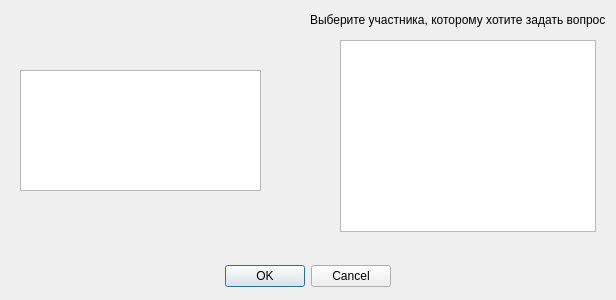
Avedik/Desktop-application-IEducation, file Client/jeducation-v0.1/ask.ui: the form before one commit.
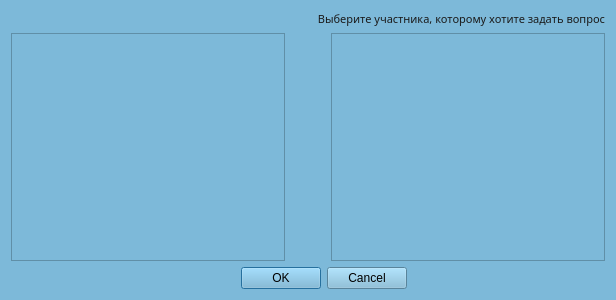
The form after the commit.

Commit message: Отредактировал дизайн во всех окнах и добавил компоновку

```diff
--- a/Client/jeducation-v0.1/ask.ui
+++ b/Client/jeducation-v0.1/ask.ui
@@ -10,58 +10,120 @@
     <height>300</height>
    </rect>
   </property>
+  <property name="minimumSize">
+   <size>
+    <width>600</width>
+    <height>300</height>
+   </size>
+  </property>
   <property name="windowTitle">
    <string>Задать вопрос</string>
   </property>
-  <widget class="QDialogButtonBox" name="buttonBox">
-   <property name="geometry">
-    <rect>
-     <x>50</x>
-     <y>260</y>
-     <width>341</width>
-     <height>32</height>
-    </rect>
-   </property>
-   <property name="orientation">
-    <enum>Qt::Horizontal</enum>
-   </property>
-   <property name="standardButtons">
-    <set>QDialogButtonBox::Cancel|QDialogButtonBox::Ok</set>
-   </property>
-  </widget>
-  <widget class="QTextEdit" name="textEdit">
-   <property name="geometry">
-    <rect>
-     <x>20</x>
-     <y>70</y>
-     <width>241</width>
-     <height>121</height>
-    </rect>
-   </property>
-  </widget>
-  <widget class="QTableWidget" name="usersTable">
-   <property name="geometry">
-    <rect>
-     <x>340</x>
-     <y>40</y>
-     <width>256</width>
-     <height>192</height>
-    </rect>
-   </property>
-  </widget>
-  <widget class="QLabel" name="label">
-   <property name="geometry">
-    <rect>
-     <x>310</x>
-     <y>10</y>
-     <width>301</width>
-     <height>20</height>
-    </rect>
-   </property>
-   <property name="text">
-    <string>Выберите участника, которому хотите задать вопрос</string>
-   </property>
-  </widget>
+  <property name="styleSheet">
+   <string notr="true">background-color: rgb(125, 185, 217);
+</string>
+  </property>
+  <layout class="QVBoxLayout" name="verticalLayout_4">
+   <item>
+    <widget class="QLabel" name="label">
+     <property name="font">
+      <font>
+       <family>Bahnschrift</family>
+       <pointsize>8</pointsize>
+      </font>
+     </property>
+     <property name="styleSheet">
+      <string notr="true">color: rgb(26, 26, 26);</string>
+     </property>
+     <property name="text">
+      <string>Выберите участника, которому хотите задать вопрос</string>
+     </property>
+     <property name="alignment">
+      <set>Qt::AlignRight|Qt::AlignTrailing|Qt::AlignVCenter</set>
+     </property>
+    </widget>
+   </item>
+   <item>
+    <layout class="QVBoxLayout" name="verticalLayout_3">
+     <item>
+      <layout class="QHBoxLayout" name="horizontalLayout">
+       <item>
+        <widget class="QTextEdit" name="textEdit"/>
+       </item>
+       <item>
+        <spacer name="horizontalSpacer">
+         <property name="orientation">
+          <enum>Qt::Horizontal</enum>
+         </property>
+         <property name="sizeType">
+          <enum>QSizePolicy::Fixed</enum>
+         </property>
+         <property name="sizeHint" stdset="0">
+          <size>
+           <width>40</width>
+           <height>20</height>
+          </size>
+         </property>
+        </spacer>
+       </item>
+       <item>
+        <widget class="QTableWidget" name="usersTable"/>
+       </item>
+      </layout>
+     </item>
+    </layout>
+   </item>
+   <item>
+    <layout class="QHBoxLayout" name="horizontalLayout_2">
+     <item>
+      <spacer name="horizontalSpacer_3">
+       <property name="orientation">
+        <enum>Qt::Horizontal</enum>
+       </property>
+       <property name="sizeHint" stdset="0">
+        <size>
+         <width>40</width>
+         <height>20</height>
+        </size>
+       </property>
+      </spacer>
+     </item>
+     <item>
+      <layout class="QVBoxLayout" name="verticalLayout_2">
+       <item>
+        <widget class="QDialogButtonBox" name="buttonBox">
+         <property name="font">
+          <font>
+           <family>Bahnschrift</family>
+           <pointsize>10</pointsize>
+          </font>
+         </property>
+         <property name="orientation">
+          <enum>Qt::Horizontal</enum>
+         </property>
+         <property name="standardButtons">
+          <set>QDialogButtonBox::Cancel|QDialogButtonBox::Ok</set>
+         </property>
+        </widget>
+       </item>
+      </layout>
+     </item>
+     <item>
+      <spacer name="horizontalSpacer_2">
+       <property name="orientation">
+        <enum>Qt::Horizontal</enum>
+       </property>
+       <property name="sizeHint" stdset="0">
+        <size>
+         <width>40</width>
+         <height>20</height>
+        </size>
+       </property>
+      </spacer>
+     </item>
+    </layout>
+   </item>
+  </layout>
  </widget>
  <resources/>
  <connections>
```
The commit also changes 6 other files.
